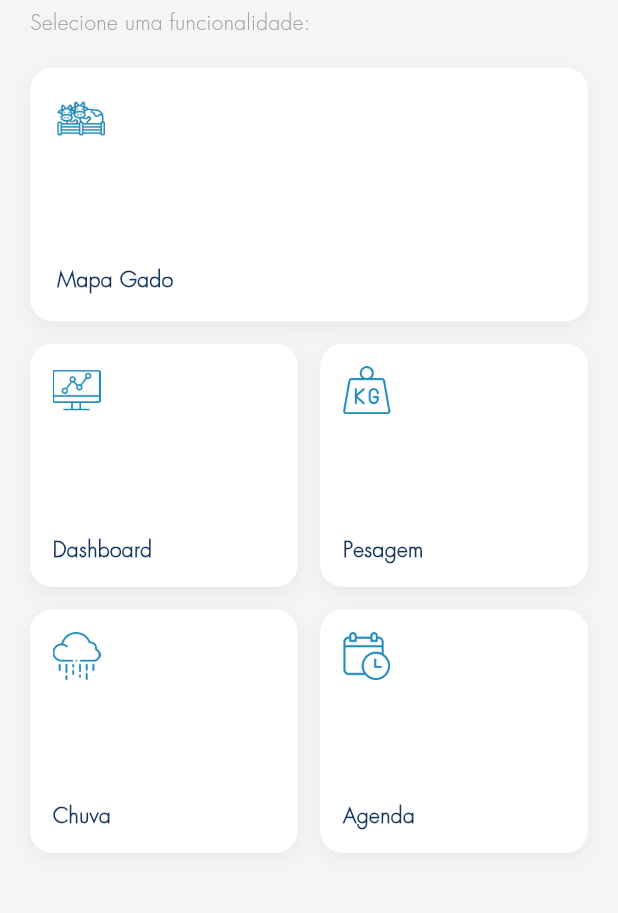
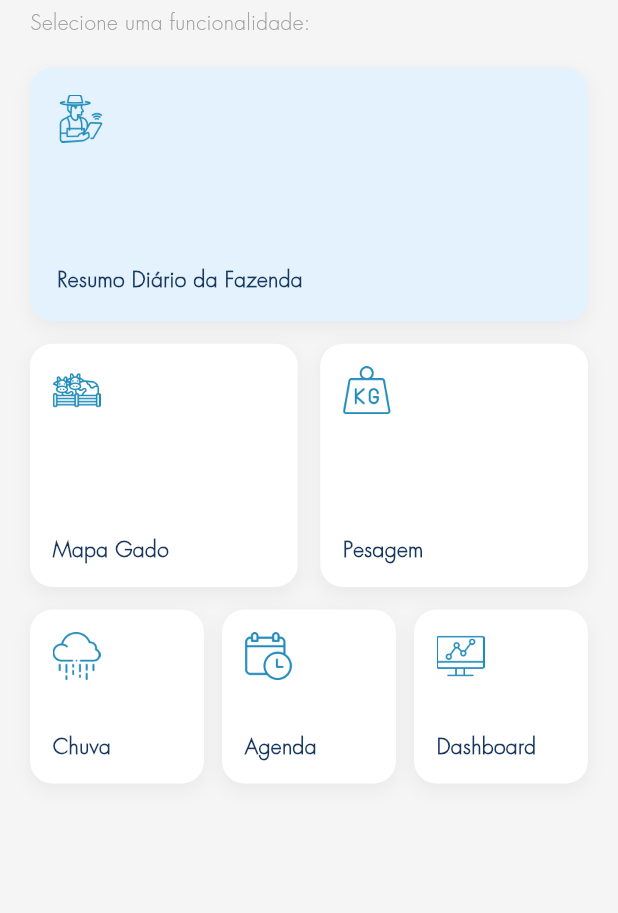
Before and after one commit to boivirtual/aplicativo-mobile, a Flutter app: the HomeScreen screen opened directly, on a phone screen of 412 x 824 dp, the part 69-982 px from its top. Run offline on Flutter 3.47's test engine with Material 3 defaults, Android fonts, the phone set to English and light mode, and no system bars; our stand-ins replace connectivity_plus, fl_chart, flutter_map, latlong2, package_info_plus, shared_preferences and 1 more; accounts and stored records are empty.

Commit message:
Tela inicial: card Resumo Diario da Fazenda (azul claro), Mapa Gado e Pesagem na 2a linha, Chuva/Agenda/Dashboard na 3a (build 3.0.0+10220802)
Co-Authored-By: Claude Opus 5.5 <noreply@anthropic.com>

```diff
--- a/lib/screens/home_screen.dart
+++ b/lib/screens/home_screen.dart
@@ -32,12 +32,22 @@ class HomeScreen extends StatelessWidget {
               ),
               const SizedBox(height: 20),
 
-              // Quadro 1: Mapa Gado - Largura total
-              _buildWideCard("Mapa Gado", 'home.png', 0, onNavigate),
+              // Linha 1: Resumo Diário da Fazenda — largura total, fundo
+              // azul bem claro para destacar dos outros.
+              _buildWideCard(
+                "Resumo Diário da Fazenda",
+                'farmer.png',
+                () => ScaffoldMessenger.of(context).showSnackBar(
+                  const SnackBar(
+                    content: Text('Resumo Diário da Fazenda: em breve.'),
+                  ),
+                ),
+                fundo: const Color(0xFFE3F2FD),
+              ),
 
               const SizedBox(height: 15),
 
-              // Grade com os outros 4 quadros menores
+              // Linha 2: Mapa Gado e Pesagem
               GridView.count(
                 shrinkWrap: true,
                 physics: const NeverScrollableScrollPhysics(),
@@ -46,10 +56,25 @@ class HomeScreen extends StatelessWidget {
                 crossAxisSpacing: 15,
                 childAspectRatio: 1.1,
                 children: [
-                  _buildMenuCard("Dashboard", 'dashboard.png', 1, onNavigate),
+                  _buildMenuCard("Mapa Gado", 'home.png', 0, onNavigate),
                   _buildMenuCard("Pesagem", 'pesagem.png', 2, onNavigate),
+                ],
+              ),
+
+              const SizedBox(height: 15),
+
+              // Linha 3: Chuva, Agenda e Dashboard
+              GridView.count(
+                shrinkWrap: true,
+                physics: const NeverScrollableScrollPhysics(),
+                crossAxisCount: 3,
+                mainAxisSpacing: 12,
+                crossAxisSpacing: 12,
+                childAspectRatio: 1,
+                children: [
                   _buildMenuCard("Chuva", 'chuva.png', 3, onNavigate),
                   _buildMenuCard("Agenda", 'agenda.png', 4, onNavigate),
+                  _buildMenuCard("Dashboard", 'dashboard.png', 1, onNavigate),
                 ],
               ),
             ],
@@ -59,17 +84,17 @@ class HomeScreen extends StatelessWidget {
     );
   }
 
-  // Quadro LARGO (Mapa Gado) - AJUSTADO PARA PADRONIZAR
+  // Quadro LARGO (Resumo Diário da Fazenda) - mesmo padrão dos outros
   Widget _buildWideCard(
     String title,
     String img,
-    int index,
-    Function(int)? tap,
-  ) {
+    VoidCallback onTap, {
+    Color fundo = Colors.white,
+  }) {
     const Color azulIcone = Color(0xFF228cb9);
 
     return GestureDetector(
-      onTap: () => tap?.call(index),
+      onTap: onTap,
       child: LayoutBuilder(
         builder: (context, constraints) {
           double alturaCalculada = (constraints.maxWidth / 2) / 1.1;
@@ -79,7 +104,7 @@ class HomeScreen extends StatelessWidget {
             height: alturaCalculada,
             padding: const EdgeInsets.all(18),
             decoration: BoxDecoration(
-              color: Colors.white,
+              color: fundo,
               borderRadius: BorderRadius.circular(15),
               boxShadow: [
                 BoxShadow(
@@ -155,12 +180,19 @@ class HomeScreen extends StatelessWidget {
               height: 32,
               color: azulIcone,
             ),
-            Text(
-              title,
-              style: const TextStyle(
-                fontSize: 14,
-                fontWeight: FontWeight.w900,
-                color: Color(0xFF18385F),
+            // sempre em uma linha: nos cards menores (3 por linha) a fonte
+            // encolhe um pouco em vez de quebrar o nome
+            FittedBox(
+              fit: BoxFit.scaleDown,
+              alignment: Alignment.centerLeft,
+              child: Text(
+                title,
+                maxLines: 1,
+                style: const TextStyle(
+                  fontSize: 14,
+                  fontWeight: FontWeight.w900,
+                  color: Color(0xFF18385F),
+                ),
               ),
             ),
           ],
--- a/pubspec.yaml
+++ b/pubspec.yaml
@@ -8,7 +8,7 @@ publish_to: 'none'
 # sempre que uma build nova for gerada pra teste (a hora importa: pode sair
 # mais de uma build no mesmo dia), é assim que o testador confirma na tela
 # "Atualizações" qual versão está rodando no aparelho.
-version: 3.0.0+10211001
+version: 3.0.0+10220802
 
 environment:
   sdk: ^3.10.0
```
